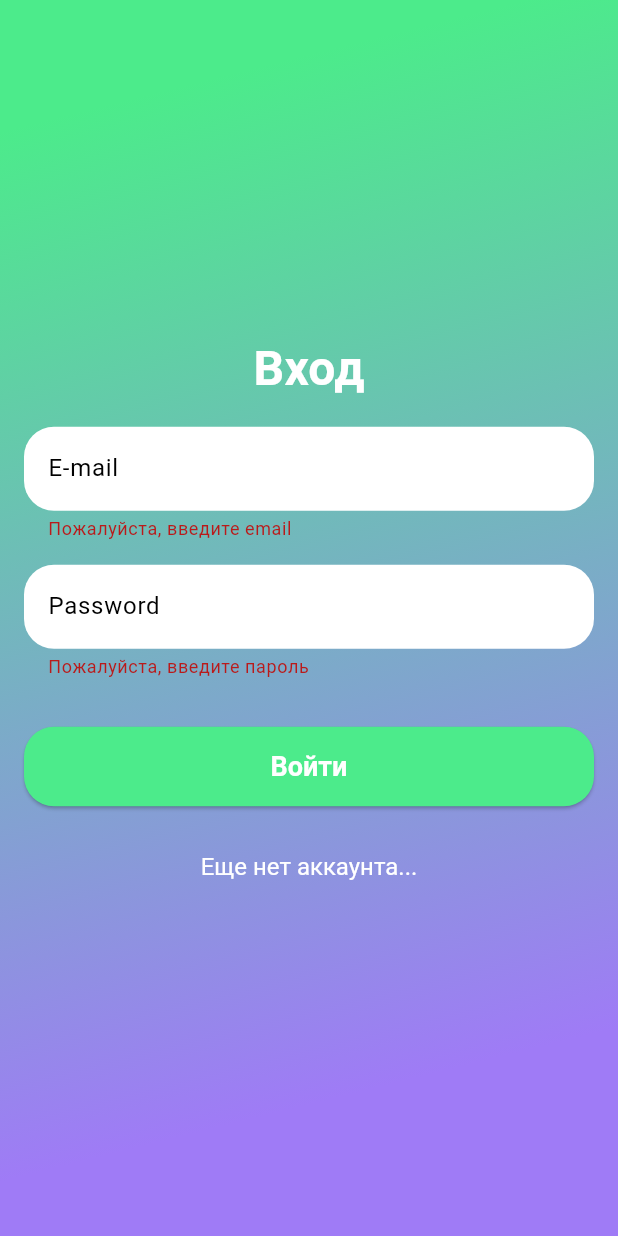
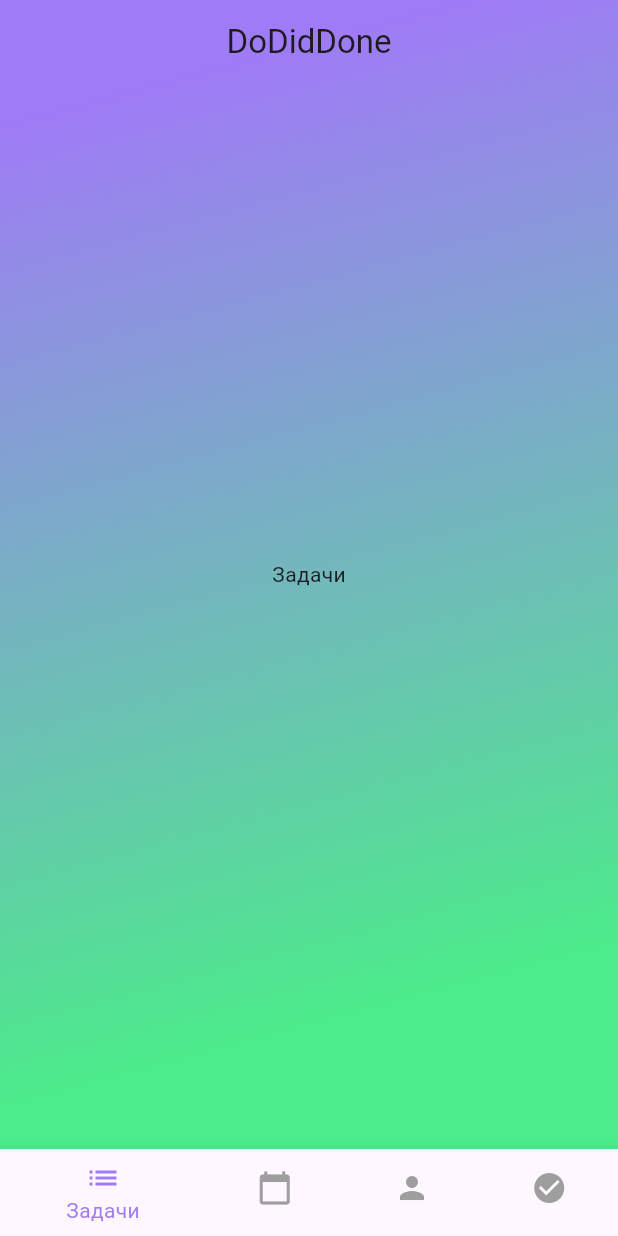
Before and after one commit to ssmorodin/0zc_dodiddone, a Flutter app: the screen it shows after launch, after a tap on "Войти", on a phone screen of 412 x 824 dp. Run offline on Flutter 3.47's test engine with Material 3 defaults, Android fonts, the phone set to English and light mode, and no system bars.

Commit message:
main page

```diff
--- a/lib/pages/login_page.dart
+++ b/lib/pages/login_page.dart
@@ -1,4 +1,5 @@
 import 'package:flutter/material.dart';
+import 'package:zc_dodiddone/pages/main_page.dart';
 import 'package:zc_dodiddone/theme/theme.dart';
 
 class LoginPage extends StatefulWidget {
@@ -134,10 +135,11 @@ class _LoginPageState extends State<LoginPage> {
                 const SizedBox(height: 32),
                 ElevatedButton(
                   onPressed: () {
-                    if (_formKey.currentState!.validate()) {
+                    // if (_formKey.currentState!.validate()) {
                       // Обработка входа/регистрации
-                      // ...
-                    }
+                      Navigator.pushReplacement(context,
+                          MaterialPageRoute(builder: (context) => const MainPage()));
+                    // }
                   },
                   style: ElevatedButton.styleFrom(
                     foregroundColor: Colors.white,
--- /dev/null
+++ b/lib/pages/main_page.dart
@@ -0,0 +1,79 @@
+import 'package:flutter/material.dart';
+
+class MainPage extends StatefulWidget {
+  const MainPage({Key? key}) : super(key: key);
+
+  @override
+  State<MainPage> createState() => _MainPageState();
+}
+
+class _MainPageState extends State<MainPage> {
+  int _selectedIndex = 0;
+
+  static const List<Widget> _widgetOptions = <Widget>[
+    Text('Задачи'),
+    Text('Сегодня'),
+    Text('Профиль'),
+    Text('Выполнено'),
+  ];
+
+  void _onItemTapped(int index) {
+    setState(() {
+      _selectedIndex = index;
+    });
+  }
+
+  @override
+  Widget build(BuildContext context) {
+    final primaryColor = Theme.of(context).primaryColor;
+    final secondaryColor = Theme.of(context).colorScheme.secondary;
+
+    return Scaffold(
+      extendBodyBehindAppBar: true,
+      appBar: AppBar(
+        backgroundColor: Colors.transparent, // Прозрачный фон AppBar
+        elevation: 0, // Убираем тень
+        title: const Text('DoDidDone'),
+        centerTitle: true,
+      ),
+      body: Container(
+        decoration: BoxDecoration(
+          gradient: LinearGradient(
+            begin: Alignment.topLeft,
+            end: Alignment.bottomCenter,
+            colors: [
+              primaryColor,
+              secondaryColor,
+            ],
+            stops: const [0.1, 0.9], // Основной цвет занимает 90%
+          ),
+        ),
+        child: Center(
+          child: _widgetOptions.elementAt(_selectedIndex),
+        ),
+      ),
+      bottomNavigationBar: BottomNavigationBar(
+        items: const <BottomNavigationBarItem>[
+          BottomNavigationBarItem(
+            icon: Icon(Icons.list),
+            label: 'Задачи',
+          ),
+          BottomNavigationBarItem(
+            icon: Icon(Icons.calendar_today),
+            label: 'Сегодня',
+          ),
+          BottomNavigationBarItem(
+            icon: Icon(Icons.person),
+            label: 'Профиль',
+          ),
+          BottomNavigationBarItem(
+            icon: Icon(Icons.check_circle),
+            label: 'Выполнено',
+          ),
+        ],
+        currentIndex: _selectedIndex,
+        onTap: _onItemTapped,
+      ),
+    );
+  }
+}
--- a/lib/theme/theme.dart
+++ b/lib/theme/theme.dart
@@ -9,6 +9,24 @@ class DoDidDoneTheme {
       secondary: const Color(0xFF4ceb8b),  // Secondary color
     ),
     useMaterial3: true,
-  )
-  ;
+    bottomNavigationBarTheme: BottomNavigationBarThemeData(
+      selectedItemColor: const Color(0xFF9F7BF6), // Основной цвет
+      unselectedItemColor: Colors.grey, // Серый цвет для неактивных иконок
+    ),
+  );
 }
+
+// import 'package:flutter/material.dart';
+
+// class DoDidDoneTheme {
+//   static ThemeData lightTheme = ThemeData(
+//     colorScheme: ColorScheme.fromSeed(
+//       seedColor: const Color(0xFF9f7bf6), // Primary color
+//       brightness: Brightness.light,
+//       primary: const Color(0xFF9F7BF6),  // Primary color
+//       secondary: const Color(0xFF4ceb8b),  // Secondary color
+//     ),
+//     useMaterial3: true,
+//   )
+//   ;
+// }
```
